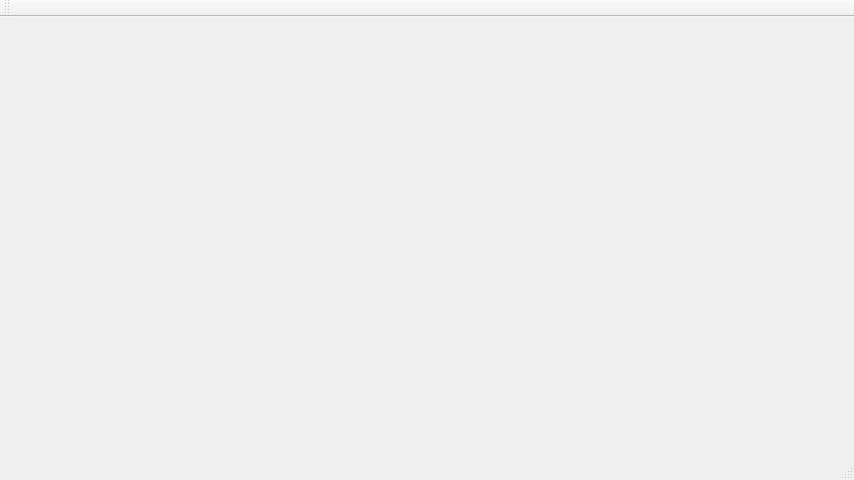
Qt form ClipFlix/mainwindow.ui (andralves717/IHC_Clipflix) before a commit.
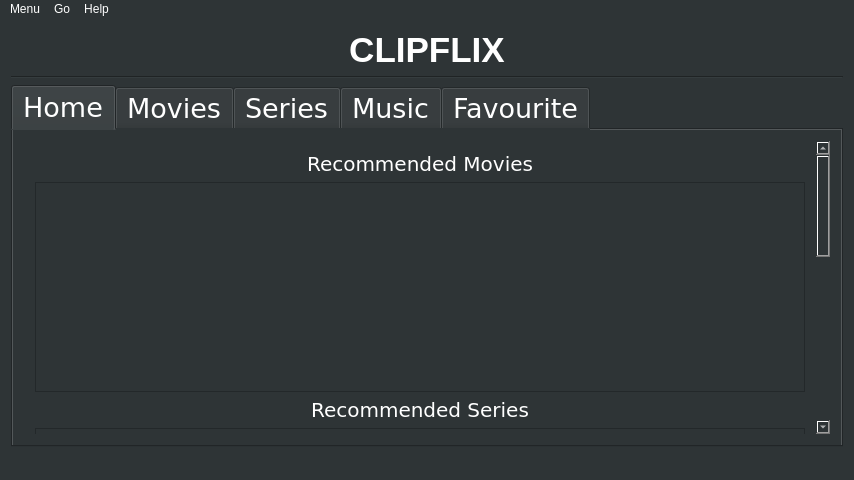
The same form after that commit. Icons and pictures are not drawn.

What changed in the file:
```diff
--- a/ClipFlix/mainwindow.ui
+++ b/ClipFlix/mainwindow.ui
@@ -32,7 +32,394 @@
   <property name="autoFillBackground">
    <bool>false</bool>
   </property>
-  <widget class="QWidget" name="centralWidget"/>
+  <property name="styleSheet">
+   <string notr="true">background-color: rgb(46, 52, 54);
+color: white;</string>
+  </property>
+  <widget class="QWidget" name="centralWidget">
+   <layout class="QGridLayout" name="gridLayout_2">
+    <item row="2" column="0">
+     <widget class="QTabWidget" name="tabWidget">
+      <property name="font">
+       <font>
+        <family>DejaVu Sans</family>
+        <pointsize>20</pointsize>
+       </font>
+      </property>
+      <property name="layoutDirection">
+       <enum>Qt::LeftToRight</enum>
+      </property>
+      <property name="tabPosition">
+       <enum>QTabWidget::North</enum>
+      </property>
+      <property name="tabShape">
+       <enum>QTabWidget::Rounded</enum>
+      </property>
+      <property name="currentIndex">
+       <number>0</number>
+      </property>
+      <property name="elideMode">
+       <enum>Qt::ElideNone</enum>
+      </property>
+      <widget class="QWidget" name="home">
+       <property name="enabled">
+        <bool>true</bool>
+       </property>
+       <attribute name="title">
+        <string>Home</string>
+       </attribute>
+       <layout class="QGridLayout" name="gridLayout_4">
+        <item row="0" column="0">
+         <widget class="QScrollArea" name="scroll_home">
+          <property name="sizePolicy">
+           <sizepolicy hsizetype="Minimum" vsizetype="MinimumExpanding">
+            <horstretch>0</horstretch>
+            <verstretch>0</verstretch>
+           </sizepolicy>
+          </property>
+          <property name="frameShape">
+           <enum>QFrame::NoFrame</enum>
+          </property>
+          <property name="frameShadow">
+           <enum>QFrame::Plain</enum>
+          </property>
+          <property name="widgetResizable">
+           <bool>true</bool>
+          </property>
+          <widget class="QWidget" name="scroll_home_contents">
+           <property name="geometry">
+            <rect>
+             <x>0</x>
+             <y>0</y>
+             <width>800</width>
+             <height>750</height>
+            </rect>
+           </property>
+           <property name="sizePolicy">
+            <sizepolicy hsizetype="Minimum" vsizetype="Minimum">
+             <horstretch>0</horstretch>
+             <verstretch>0</verstretch>
+            </sizepolicy>
+           </property>
+           <layout class="QVBoxLayout" name="verticalLayout">
+            <property name="sizeConstraint">
+             <enum>QLayout::SetMaximumSize</enum>
+            </property>
+            <item>
+             <widget class="QLabel" name="label">
+              <property name="sizePolicy">
+               <sizepolicy hsizetype="Preferred" vsizetype="Preferred">
+                <horstretch>0</horstretch>
+                <verstretch>0</verstretch>
+               </sizepolicy>
+              </property>
+              <property name="font">
+               <font>
+                <family>DejaVu Sans</family>
+                <pointsize>15</pointsize>
+               </font>
+              </property>
+              <property name="text">
+               <string>&lt;html&gt;&lt;head/&gt;&lt;body&gt;&lt;p align=&quot;center&quot;&gt;Recommended Movies&lt;/p&gt;&lt;/body&gt;&lt;/html&gt;</string>
+              </property>
+             </widget>
+            </item>
+            <item>
+             <widget class="QScrollArea" name="home_movies">
+              <property name="sizePolicy">
+               <sizepolicy hsizetype="Preferred" vsizetype="Preferred">
+                <horstretch>0</horstretch>
+                <verstretch>0</verstretch>
+               </sizepolicy>
+              </property>
+              <property name="minimumSize">
+               <size>
+                <width>0</width>
+                <height>210</height>
+               </size>
+              </property>
+              <property name="verticalScrollBarPolicy">
+               <enum>Qt::ScrollBarAsNeeded</enum>
+              </property>
+              <property name="widgetResizable">
+               <bool>true</bool>
+              </property>
+              <widget class="QWidget" name="scrollAreaWidgetContents_2">
+               <property name="geometry">
+                <rect>
+                 <x>0</x>
+                 <y>0</y>
+                 <width>16</width>
+                 <height>208</height>
+                </rect>
+               </property>
+               <property name="sizePolicy">
+                <sizepolicy hsizetype="Maximum" vsizetype="Preferred">
+                 <horstretch>0</horstretch>
+                 <verstretch>0</verstretch>
+                </sizepolicy>
+               </property>
+               <layout class="QHBoxLayout" name="horizontalLayout_4">
+                <property name="spacing">
+                 <number>0</number>
+                </property>
+                <property name="leftMargin">
+                 <number>0</number>
+                </property>
+                <property name="topMargin">
+                 <number>0</number>
+                </property>
+                <property name="rightMargin">
+                 <number>0</number>
+                </property>
+                <property name="bottomMargin">
+                 <number>0</number>
+                </property>
+                <item>
+                 <layout class="QHBoxLayout" name="home_movies_scroll"/>
+                </item>
+               </layout>
+              </widget>
+             </widget>
+            </item>
+            <item>
+             <widget class="QLabel" name="label_2">
+              <property name="font">
+               <font>
+                <family>DejaVu Sans</family>
+                <pointsize>15</pointsize>
+               </font>
+              </property>
+              <property name="text">
+               <string>&lt;html&gt;&lt;head/&gt;&lt;body&gt;&lt;p align=&quot;center&quot;&gt;Recommended Series&lt;/p&gt;&lt;/body&gt;&lt;/html&gt;</string>
+              </property>
+             </widget>
+            </item>
+            <item>
+             <widget class="QScrollArea" name="home_series">
+              <property name="sizePolicy">
+               <sizepolicy hsizetype="Preferred" vsizetype="Preferred">
+                <horstretch>0</horstretch>
+                <verstretch>0</verstretch>
+               </sizepolicy>
+              </property>
+              <property name="minimumSize">
+               <size>
+                <width>0</width>
+                <height>210</height>
+               </size>
+              </property>
+              <property name="widgetResizable">
+               <bool>true</bool>
+              </property>
+              <widget class="QWidget" name="scrollAreaWidgetContents_3">
+               <property name="geometry">
+                <rect>
+                 <x>0</x>
+                 <y>0</y>
+                 <width>16</width>
+                 <height>208</height>
+                </rect>
+               </property>
+               <property name="sizePolicy">
+                <sizepolicy hsizetype="Maximum" vsizetype="Preferred">
+                 <horstretch>0</horstretch>
+                 <verstretch>0</verstretch>
+                </sizepolicy>
+               </property>
+               <layout class="QHBoxLayout" name="horizontalLayout_3">
+                <property name="spacing">
+                 <number>0</number>
+                </property>
+                <property name="leftMargin">
+                 <number>0</number>
+                </property>
+                <property name="topMargin">
+                 <number>0</number>
+                </property>
+                <property name="rightMargin">
+                 <number>0</number>
+                </property>
+                <property name="bottomMargin">
+                 <number>0</number>
+                </property>
+                <item>
+                 <layout class="QHBoxLayout" name="home_series_scroll"/>
+                </item>
+               </layout>
+              </widget>
+             </widget>
+            </item>
+            <item>
+             <widget class="QLabel" name="label_3">
+              <property name="font">
+               <font>
+                <family>DejaVu Sans</family>
+                <pointsize>15</pointsize>
+               </font>
+              </property>
+              <property name="text">
+               <string>&lt;html&gt;&lt;head/&gt;&lt;body&gt;&lt;p align=&quot;center&quot;&gt;Recommended Music&lt;/p&gt;&lt;/body&gt;&lt;/html&gt;</string>
+              </property>
+             </widget>
+            </item>
+            <item>
+             <widget class="QScrollArea" name="home_Music">
+              <property name="sizePolicy">
+               <sizepolicy hsizetype="Preferred" vsizetype="Preferred">
+                <horstretch>0</horstretch>
+                <verstretch>0</verstretch>
+               </sizepolicy>
+              </property>
+              <property name="minimumSize">
+               <size>
+                <width>0</width>
+                <height>210</height>
+               </size>
+              </property>
+              <property name="widgetResizable">
+               <bool>true</bool>
+              </property>
+              <property name="alignment">
+               <set>Qt::AlignLeading|Qt::AlignLeft|Qt::AlignVCenter</set>
+              </property>
+              <widget class="QWidget" name="scrollAreaWidgetContents_5">
+               <property name="geometry">
+                <rect>
+                 <x>0</x>
+                 <y>0</y>
+                 <width>16</width>
+                 <height>208</height>
+                </rect>
+               </property>
+               <property name="sizePolicy">
+                <sizepolicy hsizetype="Maximum" vsizetype="Preferred">
+                 <horstretch>0</horstretch>
+                 <verstretch>0</verstretch>
+                </sizepolicy>
+               </property>
+               <property name="minimumSize">
+                <size>
+                 <width>0</width>
+                 <height>0</height>
+                </size>
+               </property>
+               <layout class="QHBoxLayout" name="horizontalLayout_5">
+                <property name="spacing">
+                 <number>0</number>
+                </property>
+                <property name="leftMargin">
+                 <number>0</number>
+                </property>
+                <property name="topMargin">
+                 <number>0</number>
+                </property>
+                <property name="rightMargin">
+                 <number>0</number>
+                </property>
+                <property name="bottomMargin">
+                 <number>0</number>
+                </property>
+                <item>
+                 <layout class="QHBoxLayout" name="home_music_scroll"/>
+                </item>
+               </layout>
+              </widget>
+             </widget>
+            </item>
+           </layout>
+          </widget>
+         </widget>
+        </item>
+       </layout>
+      </widget>
+      <widget class="QWidget" name="movies">
+       <attribute name="title">
+        <string>Movies</string>
+       </attribute>
+       <layout class="QGridLayout" name="gridLayout_8">
+        <item row="0" column="0">
+         <widget class="QScrollArea" name="scrollArea">
+          <property name="widgetResizable">
+           <bool>true</bool>
+          </property>
+          <widget class="QWidget" name="scrollAreaWidgetContents">
+           <property name="geometry">
+            <rect>
+             <x>0</x>
+             <y>0</y>
+             <width>812</width>
+             <height>294</height>
+            </rect>
+           </property>
+           <layout class="QVBoxLayout" name="verticalLayout_3">
+            <property name="spacing">
+             <number>0</number>
+            </property>
+            <property name="leftMargin">
+             <number>0</number>
+            </property>
+            <property name="topMargin">
+             <number>0</number>
+            </property>
+            <property name="rightMargin">
+             <number>0</number>
+            </property>
+            <property name="bottomMargin">
+             <number>0</number>
+            </property>
+           </layout>
+          </widget>
+         </widget>
+        </item>
+       </layout>
+      </widget>
+      <widget class="QWidget" name="series">
+       <attribute name="title">
+        <string>Series</string>
+       </attribute>
+       <layout class="QGridLayout" name="gridLayout_9"/>
+      </widget>
+      <widget class="QWidget" name="music">
+       <attribute name="title">
+        <string>Music</string>
+       </attribute>
+       <layout class="QGridLayout" name="gridLayout_10"/>
+      </widget>
+      <widget class="QWidget" name="fav">
+       <attribute name="title">
+        <string>Favourite</string>
+       </attribute>
+       <layout class="QGridLayout" name="gridLayout_5"/>
+      </widget>
+     </widget>
+    </item>
+    <item row="0" column="0">
+     <widget class="QLabel" name="titulo">
+      <property name="sizePolicy">
+       <sizepolicy hsizetype="Preferred" vsizetype="Maximum">
+        <horstretch>0</horstretch>
+        <verstretch>0</verstretch>
+       </sizepolicy>
+      </property>
+      <property name="text">
+       <string>&lt;html&gt;&lt;head/&gt;&lt;body&gt;&lt;p align=&quot;center&quot;&gt;&lt;span style=&quot; font-size:26pt; font-weight:600;&quot;&gt;CLIPFLIX&lt;/span&gt;&lt;/p&gt;&lt;/body&gt;&lt;/html&gt;</string>
+      </property>
+      <property name="alignment">
+       <set>Qt::AlignCenter</set>
+      </property>
+     </widget>
+    </item>
+    <item row="1" column="0">
+     <widget class="Line" name="line">
+      <property name="orientation">
+       <enum>Qt::Horizontal</enum>
+      </property>
+     </widget>
+    </item>
+   </layout>
+  </widget>
+  <widget class="QStatusBar" name="statusBar"/>
   <widget class="QMenuBar" name="menuBar">
    <property name="geometry">
     <rect>
@@ -42,14 +429,34 @@
      <height>22</height>
     </rect>
    </property>
-  </widget>
-  <widget class="QToolBar" name="mainToolBar">
-   <attribute name="toolBarArea">
-    <enum>TopToolBarArea</enum>
-   </attribute>
-   <attribute name="toolBarBreak">
+   <property name="defaultUp">
     <bool>false</bool>
-   </attribute>
+   </property>
+   <widget class="QMenu" name="menuHelp">
+    <property name="title">
+     <string>Help</string>
+    </property>
+    <addaction name="actionAbout_Qt"/>
+   </widget>
+   <widget class="QMenu" name="menuMenu">
+    <property name="title">
+     <string>Menu</string>
+    </property>
+    <addaction name="actionExit"/>
+   </widget>
+   <widget class="QMenu" name="menuGo">
+    <property name="title">
+     <string>Go</string>
+    </property>
+    <addaction name="actionHome"/>
+    <addaction name="actionMovies"/>
+    <addaction name="actionSeries"/>
+    <addaction name="actionMusic"/>
+    <addaction name="actionFavourite"/>
+   </widget>
+   <addaction name="menuMenu"/>
+   <addaction name="menuGo"/>
+   <addaction name="menuHelp"/>
   </widget>
   <widget class="QStatusBar" name="statusBar"/>
  </widget>
```
Left out of the diff: 44 changed lines with no effect on the pictures.
